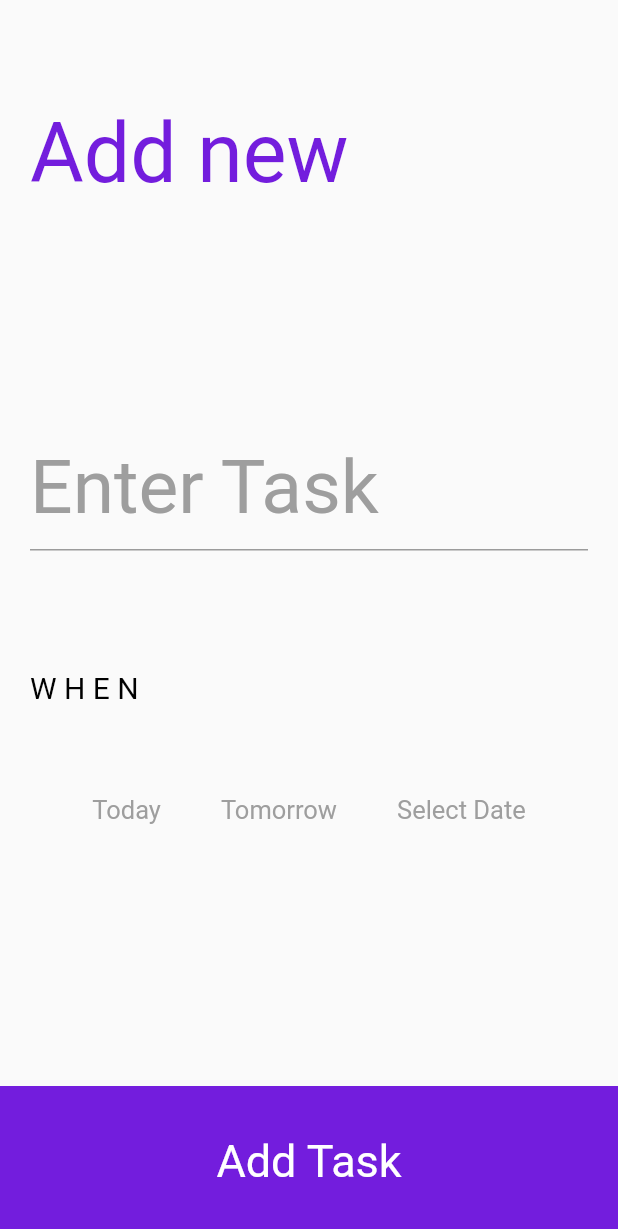
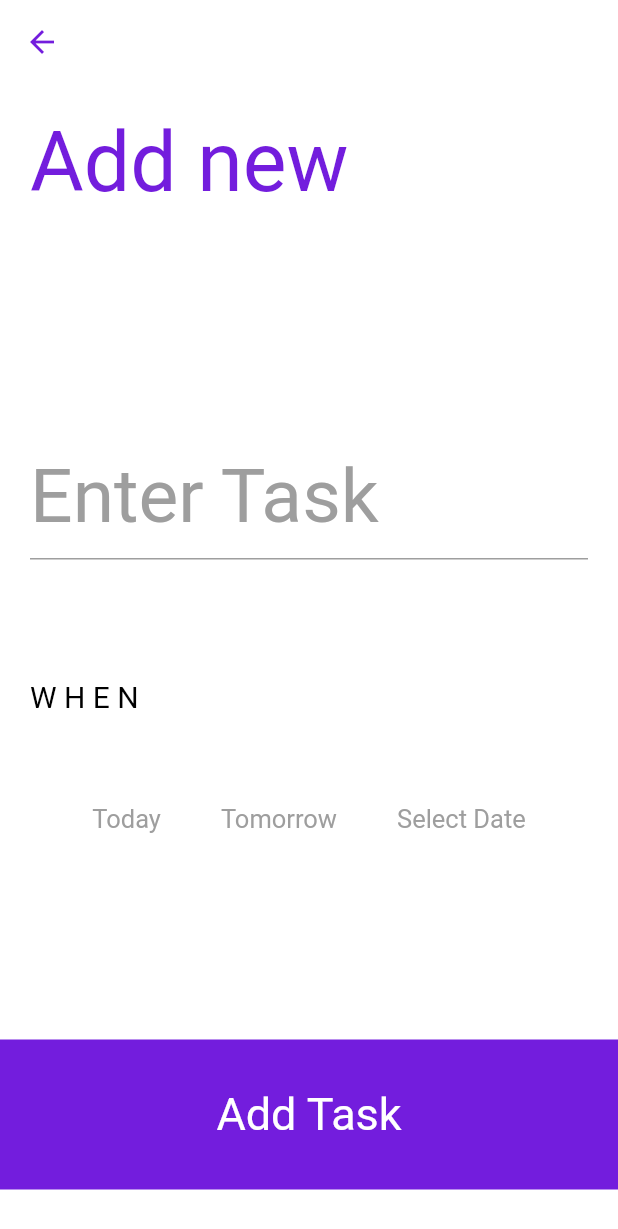
Before and after one commit to adrianoaraujo0/lista_de_tarefas, a Flutter app: the screen it shows after launch, after a tap on the "add" icon, on a phone screen of 412 x 824 dp. Shown: the top 1229 px of the screen. Run offline on Flutter 3.47's test engine with Material 2 defaults, Android fonts, the phone set to English and light mode, and no system bars; our stand-ins replace font_awesome_flutter, objectbox, rxdart; generated files the repository leaves out were written again; Roboto replaces fonts that are missing (Times-new-roman).

```diff
--- a/lib/database/objectbox_database.dart
+++ b/lib/database/objectbox_database.dart
@@ -3,12 +3,12 @@ import 'package:path/path.dart' as p;
 import 'package:path_provider/path_provider.dart';
 import 'objectbox.g.dart'; // created by `flutter pub run build_runner build`
 
-class ObjectBox {
+class ObjectBoxDatabase {
   /// The Store of this app.
   late final Store store;
   static late final Box<Todo>  todoBox;
 
-  ObjectBox._create(this.store) {
+  ObjectBoxDatabase._create(this.store) {
     // Add any additional setup code, e.g. build queries.
   }
 
@@ -17,7 +17,7 @@ class ObjectBox {
     final docsDir = await getApplicationDocumentsDirectory();
     // Future<Store> openStore() {...} is defined in the generated objectbox.g.dart
     final store = await openStore(directory: p.join(docsDir.path, "obx-example"));
-    ObjectBox._create(store);
+    ObjectBoxDatabase._create(store);
 
     todoBox = store.box<Todo>();
   }
--- a/lib/main.dart
+++ b/lib/main.dart
@@ -1,8 +1,12 @@
 import 'package:flutter/material.dart';
+import 'package:lista_de_tarefas/database/objectbox_database.dart';
 import 'package:lista_de_tarefas/ui/menu/menu_page.dart';
 
-void main(){
-  runApp( MyApp());
+void main() async{
+  WidgetsFlutterBinding.ensureInitialized();
+  await ObjectBoxDatabase.create();
+
+  runApp( const MyApp());
 }
 
 class MyApp extends StatelessWidget {
--- a/lib/models/todo.dart
+++ b/lib/models/todo.dart
@@ -4,8 +4,11 @@ import 'package:objectbox/objectbox.dart';
 class Todo {
 
   int? id;
-  String title;
-  DateTime dateTime;
+  String? title;
+  DateTime? dateTime;
 
-  Todo({required this.title, required this.dateTime});
+  @Transient()
+  bool itsDone;
+
+  Todo([ this.dateTime ,this.title, this.itsDone = false]);
 }
--- a/lib/ui/createTask/create_task_page.dart
+++ b/lib/ui/createTask/create_task_page.dart
@@ -1,20 +1,48 @@
+import 'dart:developer';
+
 import 'package:flutter/material.dart';
+import 'package:lista_de_tarefas/models/todo.dart';
 import 'package:lista_de_tarefas/ui/createTask/create_task_controller.dart';
 import 'package:lista_de_tarefas/utils/list_colors.dart';
 
-class CreateTaskPage extends StatelessWidget {
-  CreateTaskPage({Key? key}) : super(key: key);
+class CreateTaskPage extends StatefulWidget {
+  const CreateTaskPage({Key? key}) : super(key: key);
 
+  @override
+  State<CreateTaskPage> createState() => _CreateTaskPageState();
+}
+
+class _CreateTaskPageState extends State<CreateTaskPage> {
   final CreateTaskController createTaskController = CreateTaskController();
 
   @override
+  void initState() {
+    createTaskController.streamTodo.sink.add(Todo());
+    super.initState();
+  }
+
+
+  @override
   Widget build(BuildContext context) {
+
     return Scaffold(
+      backgroundColor: ListColors.white,
+      appBar: AppBar(
+        leading: IconButton(
+          icon: const Icon(Icons.arrow_back, color: ListColors.purple),
+          onPressed: ()=> Navigator.pop(context)
+        ),
+        elevation: 0,
+        backgroundColor: ListColors.white,
+      ),
       body: SingleChildScrollView(
-        child: Container(
-          padding: const EdgeInsets.only(top: 50),
+        child: StreamBuilder<Todo>(
+          stream: createTaskController.streamTodo.stream,
+          builder: (context, snapshot) {
+            return Container(
+              padding: const EdgeInsets.only(top: 0),
               width: MediaQuery.of(context).size.width,
-          height: MediaQuery.of(context).size.height,
+              height: MediaQuery.of(context).size.height - 87,
               child: Column(
                 children: [
                   Expanded(
@@ -25,21 +53,33 @@ class CreateTaskPage extends StatelessWidget {
                         children: [
                           const Text("Add new", style: TextStyle(color: ListColors.purple, fontSize: 55)),
                           const SizedBox(height: 150),
-                      TextField(
+                          Form(
+                            key: createTaskController.formKey,
+                            child: TextFormField(
+                              cursorHeight: 40,
+                              style: const TextStyle(fontSize: 40),
                               controller: createTaskController.taskController,
+                              validator: (value) {
+                                if(value!.isEmpty){
+                                  return "Add task";
+                                }
+                                return null;
+                              },
                               decoration: const InputDecoration(hintText: "Enter Task", hintStyle: TextStyle(fontSize: 50, color: Colors.grey)),
+                            ),
                           ),
                           const SizedBox(height: 80),
                           const Text("W H E N", style: TextStyle(color: ListColors.black, fontWeight: FontWeight.w400, fontSize: 20, fontFamily: "Times-new-roman")),
                           const SizedBox(height: 60),
-                      buildselectDay(),
-                      const Spacer(),
+                          buildselectDay(context, snapshot.data),
                         ],
                       ),
                     ),
                   ),
                   InkWell(
-                // onTap: () => ,
+                    onTap: () {
+                      createTaskController.addTask(context ,snapshot.data);
+                    },
                     child: Container(
                       height: 100,
                       color: ListColors.purple,
@@ -48,34 +88,38 @@ class CreateTaskPage extends StatelessWidget {
                   ),
                 ],
               ),
+            );
+          }
         ),
       ),
     );
   }
 
-  Widget buildselectDay(){
+  Widget buildselectDay(BuildContext context, Todo? todo){
     return StreamBuilder<String>(
       stream: createTaskController.streamSelectDate.stream,
       builder: (context, snapshot) {
         return Row(
           mainAxisAlignment: MainAxisAlignment.center,
           children: [
-            buildButton("Today", snapshot.data),
+            buildButton(context ,"Today", snapshot.data),
             const SizedBox(width: 40),
-            buildButton("Tomorrow", snapshot.data),
+            buildButton(context ,"Tomorrow", snapshot.data),
             const SizedBox(width: 40),
-            buildButton("Select Date", snapshot.data),
+            buildButton(context ,"Select Date", snapshot.data),
           ],
         );
       }
     );
   }
 
-  Widget buildButton(String name, String? isSelected){
+  Widget buildButton(BuildContext context ,String name, String? isSelected){
     return InkWell(
-      onTap: () {
+      onTap: () async {
+
+        DateTime? date = await createTaskController.pickDate(context, name);
+        createTaskController.streamTodo.sink.add(Todo(date));
         createTaskController.streamSelectDate.sink.add(name);
-        print(createTaskController.pickDate(name));
       },
       child: Text(
         name,
--- /dev/null
+++ b/lib/ui/createTask/create_task_repository.dart
@@ -0,0 +1,11 @@
+import 'package:lista_de_tarefas/database/objectbox_database.dart';
+import 'package:lista_de_tarefas/models/todo.dart';
+
+class CreateTaskRepository{
+
+  addTask(Todo todo){
+    ObjectBoxDatabase.todoBox.put(todo);
+  }
+
+
+}
--- a/lib/ui/menu/menu_page.dart
+++ b/lib/ui/menu/menu_page.dart
@@ -1,23 +1,45 @@
 
 import 'package:flutter/material.dart';
 import 'package:font_awesome_flutter/font_awesome_flutter.dart';
+import 'package:lista_de_tarefas/models/todo.dart';
 import 'package:lista_de_tarefas/ui/createTask/create_task_page.dart';
+import 'package:lista_de_tarefas/ui/menu/menu_controller.dart';
 import 'package:lista_de_tarefas/utils/list_colors.dart';
 
-class MenuPage extends StatelessWidget {
+class MenuPage extends StatefulWidget {
   const MenuPage({super.key});
 
   @override
+  State<MenuPage> createState() => _MenuPageState();
+}
+
+class _MenuPageState extends State<MenuPage> {
+  MenuController menuController = MenuController();
+
+  @override
+  void initState() {
+    menuController.listTasks();
+
+    super.initState();
+  }
+
+
+  @override
   Widget build(BuildContext context) {
-    return SafeArea(
-      child: Scaffold(
+    return Scaffold(
       backgroundColor: ListColors.white,
-        body: Stack(
+      body: StreamBuilder<List<Todo>>(
+        stream: menuController.streamTasks.stream,
+        builder: (context, snapshot) {
+          if(snapshot.hasData){
+          print(snapshot.data!.length);
+            return Stack(
               children: [
-            Padding(
-              padding: const EdgeInsets.fromLTRB(25,35,25,0),
+                Container(
+                  width: MediaQuery.of(context).size.width,
+                  height: MediaQuery.of(context).size.height,
+                  padding: EdgeInsets.fromLTRB(25, MediaQuery.of(context).padding.top + 25, 25, 55),
                   child: Column(
-                mainAxisAlignment: MainAxisAlignment.start,
                     crossAxisAlignment: CrossAxisAlignment.start,
                     children: [
                       InkWell(
@@ -26,22 +48,48 @@ class MenuPage extends StatelessWidget {
                       ),
                       const SizedBox(height: 30),
                       const Text("Tasks", style: TextStyle(fontSize: 50, color: ListColors.purple)),
-                  const SizedBox(height: 120),
-                  Row(
+                      const SizedBox(height: 80),
+                      Expanded(
+                        child: Row(
+                          crossAxisAlignment: CrossAxisAlignment.start,
                           children: [
                             Column(
-                        crossAxisAlignment: CrossAxisAlignment.start,
                               children: [
-                          buildButtonsRotate("Today"),
+                                buildButtonsRotate("Today", strong: true),
                                 const SizedBox(height: 100),
                                 buildButtonsRotate("Tomorrow"),
                                 const SizedBox(height: 100),
                                 buildButtonsRotate("Last Week"),
                               ],
                             ),
+                            Expanded(
+                              child: ListView.builder(
+                                itemCount: snapshot.data!.length,
+                                shrinkWrap: true,
+                                padding: const EdgeInsets.all(0),
+                                itemBuilder: (context, index) {
+                                  return InkWell(
+                                    onTap: () => menuController.updateTask(snapshot.data![index]),
+                                    child: Padding(
+                                      padding: const EdgeInsets.fromLTRB(25, 0, 0, 40),
+                                      child: Text(
+                                        "${snapshot.data![index].title}",
+                                        style: TextStyle(
+                                          fontSize: 26,
+                                          decoration: snapshot.data![index].itsDone ? TextDecoration.lineThrough : TextDecoration.none,
+                                          decorationColor: ListColors.purple,
+                                          decorationStyle: TextDecorationStyle.solid
+                                        )
+                                      ),
+                                    ),
+                                  );
+                                },
+                              ),
+                            )
                           ],
                         ),
-                ]
+                      )
+                    ],
                   ),
                 ),
                 Positioned(
@@ -55,34 +103,37 @@ class MenuPage extends StatelessWidget {
                   ),
                 )
               ],
-        ),
+            );
+          }
+          return Container();
+        }
       ),
     );
   }
 
-  Widget buildButtonsRotate(String name){
+  Widget buildButtonsRotate(String name, {bool strong = false}){
     return RotatedBox(
       quarterTurns: 3,
-      child: Text(name, style: const TextStyle(color: ListColors.purple, fontSize: 25, fontWeight: FontWeight.w300, fontFamily: "Arial")
+      child: Text(name, style: TextStyle(color: ListColors.purple, fontSize: 25, fontWeight: strong ? FontWeight.bold : FontWeight.w300, fontFamily: "Arial")
       ),
     );
   }
 
   Widget buildButtonCreateTask(BuildContext context){
     return InkWell(
-      onTap: () => Navigator.push(context, MaterialPageRoute(builder: (context) => CreateTaskPage())),
+      onTap: () => Navigator.push(context, MaterialPageRoute(builder: (context) => const CreateTaskPage())),
       child: Container(
         padding: const EdgeInsets.fromLTRB(10, 10, 0, 0),
         decoration: const BoxDecoration(
           borderRadius: BorderRadius.only(topLeft: Radius.circular(65)),
           color: ListColors.purple,
         ),
-        height: 100,
+        height: 70,
         width: 120,
         child: Center(
           child: Container(
-            height: 50,
-            width: 50,
+            height: 40,
+            width: 40,
             decoration: BoxDecoration(borderRadius: BorderRadius.circular(50), color: ListColors.purpleDark),
             child: const Icon(Icons.add, color: ListColors.white,),
           ),
```
Also changed, not shown: lib/ui/createTask/create_task_controller.dart (+43 -5 lines), lib/ui/menu/menu_controller.dart (added, +22 -0 lines), lib/ui/menu/menu_repository.dart (added, +12 -0 lines), lib/widgets/todo_list_item.dart (deleted, +0 -60 lines), lib/database/objectbox.g.dart. Lines whose indentation alone changed are shown as unchanged.
